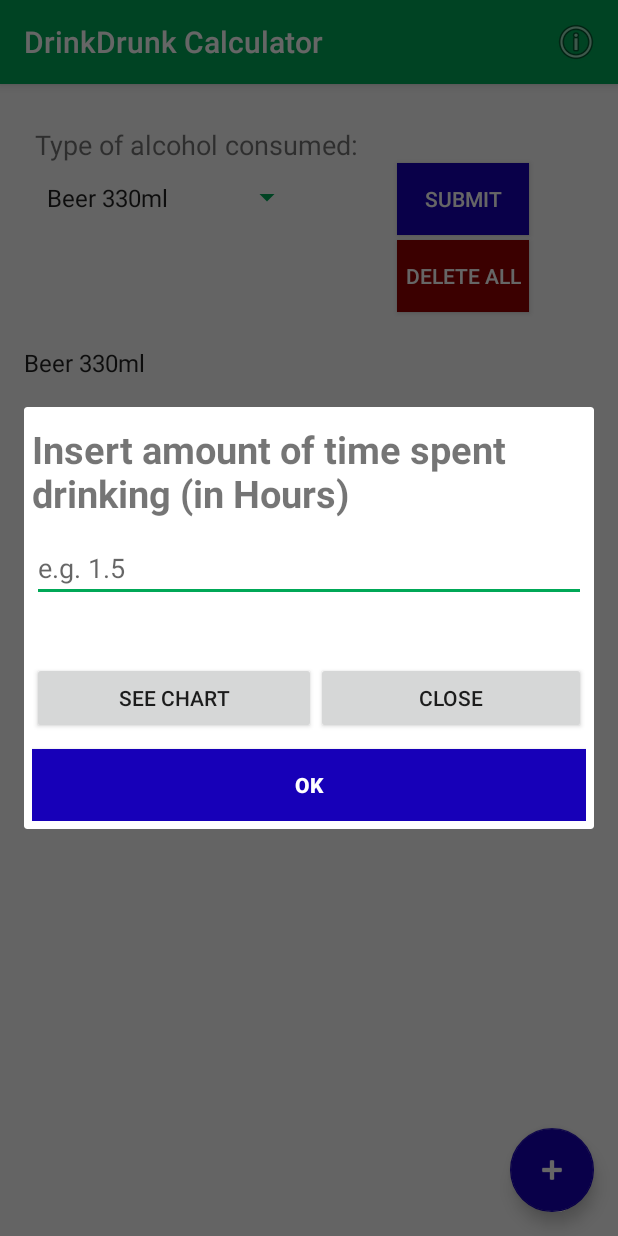
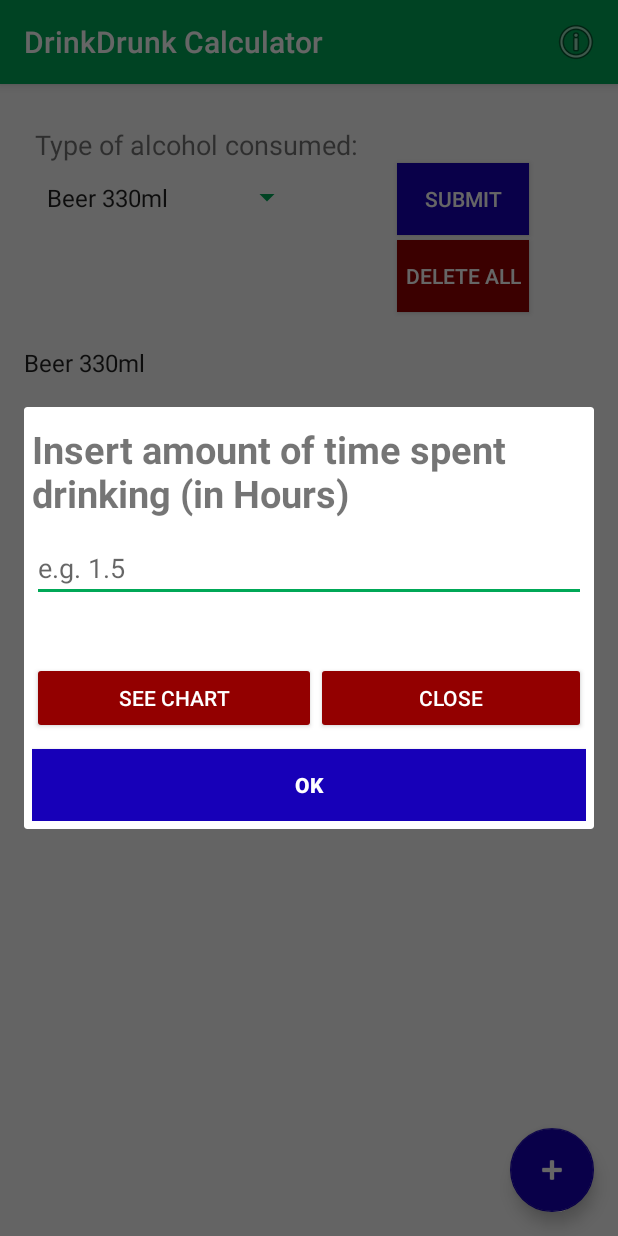
Before and after one commit to AleksandarKosev/To-Drunk, an Android app: the CalculatorActivity screen opened directly, with no data from a screen before it, after a tap on "SUBMIT", on a phone screen of 412 x 824 dp. Run offline under Robolectric (Android 15) with nearby library versions, the phone set to English and light mode, and no system bars; our stand-ins replace AdMob; libraries missing offline, so code that uses them is left out: com.google.firebase.crash; 3 other taps on this screen came first.

```diff
--- a/AlchoTest/app/src/main/res/layout/dialog_calc.xml
+++ b/AlchoTest/app/src/main/res/layout/dialog_calc.xml
@@ -48,14 +48,19 @@
             android:layout_height="wrap_content"
             android:layout_weight="1"
             android:text="see chart"
-            android:clickable="false"/>
+            android:clickable="false"
+            android:textColor="@android:color/white"
+            android:backgroundTint="#930000"
+            />
 
         <Button
             android:id="@+id/close_btn"
             android:layout_width="wrap_content"
             android:layout_height="wrap_content"
             android:layout_weight="1"
-            android:text="@string/close" />
+            android:text="@string/close"
+            android:textColor="@android:color/white"
+            android:backgroundTint="#930000"/>
 
 
     </LinearLayout>
```
Also changed, not shown: AlchoTest/app/src/main/java/com/a2drunk/alchotest/alchotest/CalculatorActivity.java (+17 -8 lines), AlchoTest/app/src/main/java/com/a2drunk/alchotest/alchotest/GraphActivity.java (+14 -57 lines), AlchoTest/app/src/main/res/layout/graph_activity.xml (+27 -5 lines).
